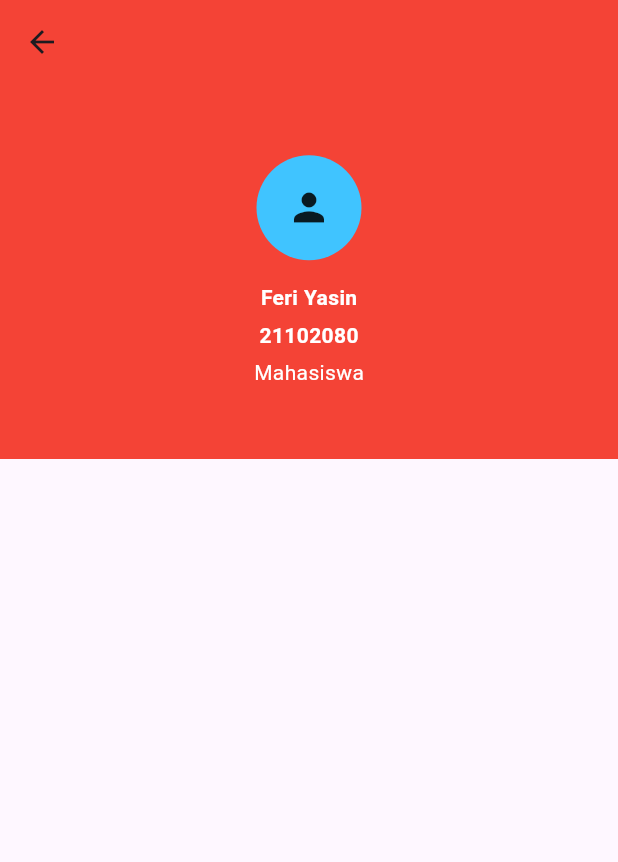
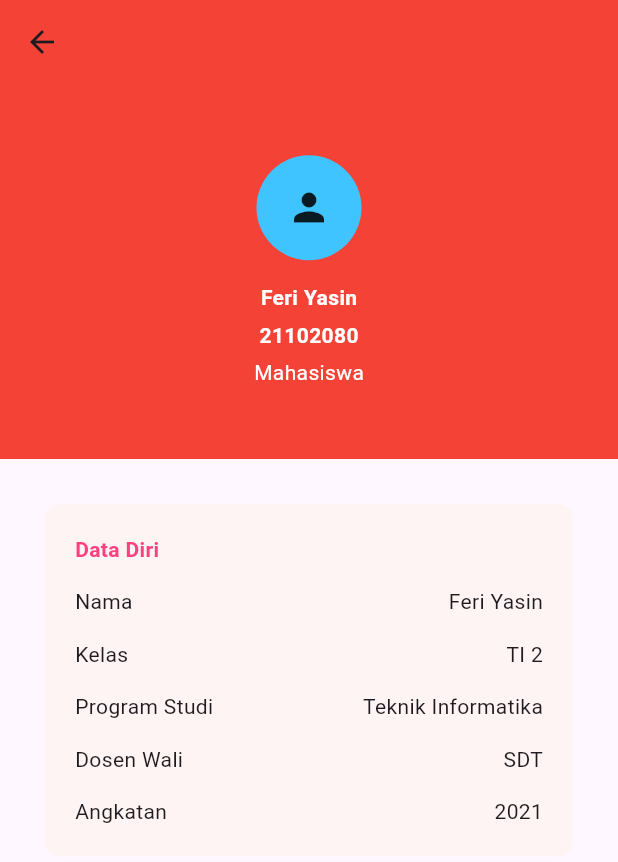
Before and after one commit to viktoryglory/21102080_Ti3_ppb2324-2, a Flutter app: the screen it shows after launch, on a phone screen of 412 x 824 dp. Shown: the top 862 px of the screen. Run offline on Flutter 3.47's test engine with Material 3 defaults, Android fonts, the light colour scheme and no system bars; our stand-ins replace bloc, equatable.

Commit message:
Membuat Column kedua

```diff
--- a/praktikum_4/lib/main.dart
+++ b/praktikum_4/lib/main.dart
@@ -64,6 +64,64 @@
                     )
                   ],
                 ),
+              ),
+
+              //column kedua
+              Container(
+                margin: EdgeInsets.all(30),
+                padding: EdgeInsets.all(20),
+                decoration: BoxDecoration(
+                    borderRadius: BorderRadius.circular(10),
+                    color: Color(0xffFEF4F3)),
+                child: Column(
+                  crossAxisAlignment: CrossAxisAlignment.start,
+                  children: [
+                    Text(
+                      "Data Diri",
+                      style: TextStyle(
+                          color: Colors.pinkAccent,
+                          fontWeight: FontWeight.bold),
+                    ),
+                    SizedBox(
+                      height: 15,
+                    ),
+                    Row(
+                      mainAxisAlignment: MainAxisAlignment.spaceBetween,
+                      children: [Text("Nama "), Text("Feri Yasin")],
+                    ),
+                    SizedBox(
+                      height: 15,
+                    ),
+                    Row(
+                      mainAxisAlignment: MainAxisAlignment.spaceBetween,
+                      children: [Text("Kelas "), Text("TI 2")],
+                    ),
+                    SizedBox(
+                      height: 15,
+                    ),
+                    Row(
+                      mainAxisAlignment: MainAxisAlignment.spaceBetween,
+                      children: [
+                        Text("Program Studi"),
+                        Text("Teknik Informatika")
+                      ],
+                    ),
+                    SizedBox(
+                      height: 15,
+                    ),
+                    Row(
+                      mainAxisAlignment: MainAxisAlignment.spaceBetween,
+                      children: [Text("Dosen Wali "), Text("SDT")],
+                    ),
+                    SizedBox(
+                      height: 15,
+                    ),
+                    Row(
+                      mainAxisAlignment: MainAxisAlignment.spaceBetween,
+                      children: [Text("Angkatan "), Text("2021")],
+                    )
+                  ],
+                ),
               )
             ],
           ),
```
